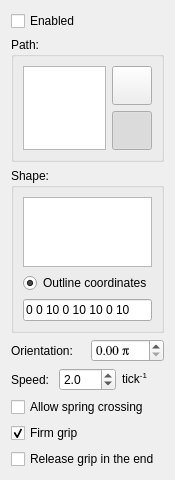
Qt form simulator/ui/qactuatorwidget.ui (dantrag/spring_simulator) before a commit.
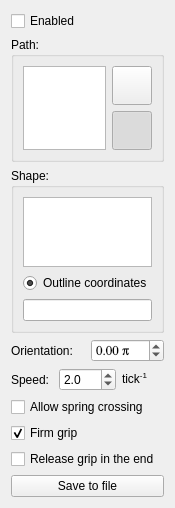
The same form after that commit. Icons and pictures are not drawn.

Commit message: Initialize QActuatorWidget from Actuator class; added save functionality

```diff
--- a/simulator/ui/qactuatorwidget.ui
+++ b/simulator/ui/qactuatorwidget.ui
@@ -7,7 +7,7 @@
     <x>0</x>
     <y>0</y>
     <width>169</width>
-    <height>438</height>
+    <height>490</height>
    </rect>
   </property>
   <property name="sizePolicy">
@@ -131,7 +131,7 @@
       <item>
        <widget class="QLineEdit" name="coordinates_line_edit">
         <property name="text">
-         <string>0 0 10 0 10 10 0 10</string>
+         <string/>
         </property>
        </widget>
       </item>
@@ -155,6 +155,9 @@
          <pointsize>10</pointsize>
         </font>
        </property>
+       <property name="wrapping">
+        <bool>true</bool>
+       </property>
        <property name="suffix">
         <string> p</string>
        </property>
@@ -238,6 +241,13 @@
      </property>
     </widget>
    </item>
+   <item>
+    <widget class="QPushButton" name="save_button">
+     <property name="text">
+      <string>Save to file</string>
+     </property>
+    </widget>
+   </item>
   </layout>
  </widget>
  <resources>
```
The commit also changes 2 other files.
